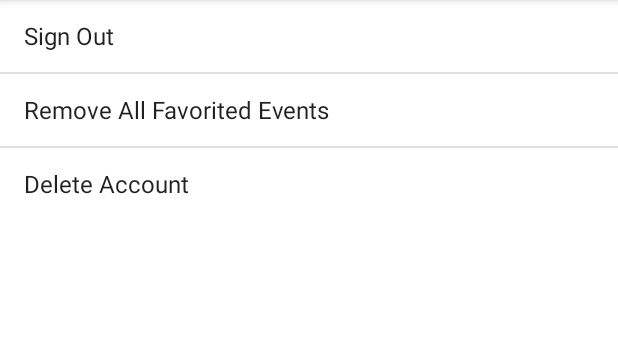
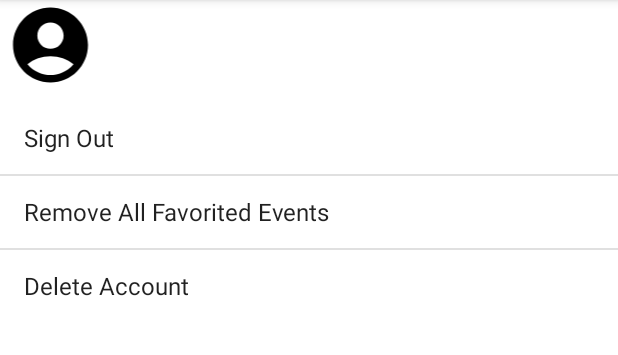
Before and after one commit to SaifRashid/TicketFinderApp, an Android app: the fragment SettingsFragment shown on its own in the app's theme, on a phone screen of 412 x 824 dp, the part 84-439 px from its top. Run offline under Robolectric (Android 15) with nearby library versions, the phone set to English and light mode, and no system bars; our stand-ins replace Firebase (no records; nobody signed in at launch, a user with empty details on screens opened directly); libraries missing offline, so code that uses them is left out: com.firebase.ui.

Commit message:
Fixed crashing bugs

```diff
--- a/app/src/main/java/com/example/ticketfinderapp/MyRecyclerAdapter.kt
+++ b/app/src/main/java/com/example/ticketfinderapp/MyRecyclerAdapter.kt
@@ -64,6 +64,7 @@
                                         Toast.makeText(itemView.context, "Event removed from favorites", Toast.LENGTH_SHORT).show()
                                     }
                                     .addOnFailureListener {
+                                        favoriteImage.setImageResource(R.drawable.star)
                                         Toast.makeText(itemView.context, "Failed to update favorites", Toast.LENGTH_SHORT).show()
                                     }
 
@@ -81,6 +82,7 @@
                                         ).show()
                                     }
                                     .addOnFailureListener {
+                                        favoriteImage.setImageResource(R.drawable.no_star)
                                         Toast.makeText(itemView.context, "Failed to update favorites", Toast.LENGTH_SHORT).show()
                                     }
                             }
--- a/app/src/main/java/com/example/ticketfinderapp/ui/settings/SettingsFragment.kt
+++ b/app/src/main/java/com/example/ticketfinderapp/ui/settings/SettingsFragment.kt
@@ -8,7 +8,9 @@
 import android.view.ViewGroup
 import android.widget.ArrayAdapter
 import android.widget.Button
+import android.widget.ImageView
 import android.widget.ListView
+import android.widget.TextView
 import androidx.appcompat.app.AlertDialog
 import com.example.ticketfinderapp.BaseFragment
 import com.example.ticketfinderapp.MainActivity
@@ -49,6 +51,13 @@
         favoriteEvents = ArrayList()
 
         login(user, loginButton, db, TAG)
+
+        if (user != null) {
+            view.findViewById<TextView>(R.id.text_name).text = user.displayName
+        } else {
+            view.findViewById<TextView>(R.id.text_name).visibility = View.GONE
+            view.findViewById<ImageView>(R.id.image_profile).visibility = View.GONE
+        }
 
         settingsListView.setOnItemClickListener { _, _, position, _ ->
             if (position == 0) {
--- /dev/null
+++ b/app/src/main/res/drawable/baseline_account_circle_24.xml
@@ -0,0 +1,5 @@
+<vector xmlns:android="http://schemas.android.com/apk/res/android" android:height="24dp" android:tint="#000000" android:viewportHeight="24" android:viewportWidth="24" android:width="24dp">
+
+    <path android:fillColor="@android:color/white" android:pathData="M12,2C6.48,2 2,6.48 2,12s4.48,10 10,10s10,-4.48 10,-10S17.52,2 12,2zM12,6c1.93,0 3.5,1.57 3.5,3.5S13.93,13 12,13s-3.5,-1.57 -3.5,-3.5S10.07,6 12,6zM12,20c-2.03,0 -4.43,-0.82 -6.14,-2.88C7.55,15.8 9.68,15 12,15s4.45,0.8 6.14,2.12C16.43,19.18 14.03,20 12,20z"/>
+
+</vector>
--- a/app/src/main/res/layout/fragment_settings.xml
+++ b/app/src/main/res/layout/fragment_settings.xml
@@ -35,7 +35,28 @@
         android:id="@+id/listView_settings"
         android:layout_width="0dp"
         android:layout_height="wrap_content"
+        android:layout_marginTop="8dp"
         app:layout_constraintEnd_toEndOf="parent"
         app:layout_constraintStart_toStartOf="parent"
+        app:layout_constraintTop_toBottomOf="@+id/image_profile" />
+
+    <ImageView
+        android:id="@+id/image_profile"
+        android:layout_width="67dp"
+        android:layout_height="60dp"
+        android:src="@drawable/baseline_account_circle_24"
+        app:layout_constraintStart_toStartOf="parent"
+        app:layout_constraintTop_toTopOf="parent" />
+
+    <TextView
+        android:id="@+id/text_name"
+        android:layout_width="wrap_content"
+        android:layout_height="wrap_content"
+        android:layout_marginStart="16dp"
+        android:text="Saif Rashid"
+        android:textSize="20sp"
+        android:textStyle="bold"
+        app:layout_constraintBottom_toBottomOf="@+id/image_profile"
+        app:layout_constraintStart_toEndOf="@+id/image_profile"
         app:layout_constraintTop_toTopOf="parent" />
 </androidx.constraintlayout.widget.ConstraintLayout>
```
